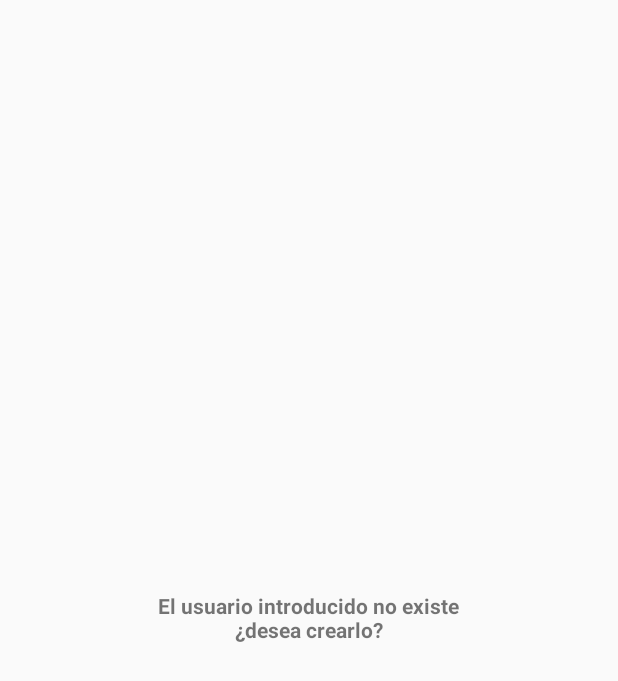
After one commit to tempestaddepvc/proyectoFINAL, an Android app: the layout dialogo_registro.xml on its own in the app's theme, with its tools: preview values and no code run, on a phone screen of 412 x 824 dp. The commit adds this screen. Shown: the top 681 px of the screen. Run offline under Robolectric (Android 15) with nearby library versions, the phone set to English and light mode, and no system bars.

Commit message:
Correciones de la API y la base de datos. -Solucionado problema con el login y registro App ya dispone de login y registro

```diff
--- /dev/null
+++ b/FinalProyect/app/src/main/res/layout/dialogo_registro.xml
@@ -0,0 +1,17 @@
+<?xml version="1.0" encoding="utf-8"?>
+<RelativeLayout xmlns:android="http://schemas.android.com/apk/res/android"
+    android:layout_width="match_parent" android:layout_height="match_parent"
+    android:paddingTop="@dimen/activity_vertical_margin"
+    android:paddingBottom="@dimen/activity_vertical_margin"
+    android:paddingLeft="@dimen/activity_horizontal_margin"
+    android:paddingRight="@dimen/activity_horizontal_margin"
+    >
+    <TextView
+        android:layout_width="wrap_content"
+        android:layout_height="wrap_content"
+        android:text="El usuario introducido no existe\n¿desea crearlo?"
+        android:layout_centerInParent="true"
+        android:textAlignment="center"
+        android:textStyle="bold"/>
+
+</RelativeLayout>
```
Also changed, not shown: FinalProyect/app/src/main/java/dras/finalproyect/actividades/LoginActivity.java (+46 -11 lines), FinalProyect/app/src/main/java/dras/finalproyect/dialogos/DialogoRegistro.java (added, +71 -0 lines), 3 other files.
